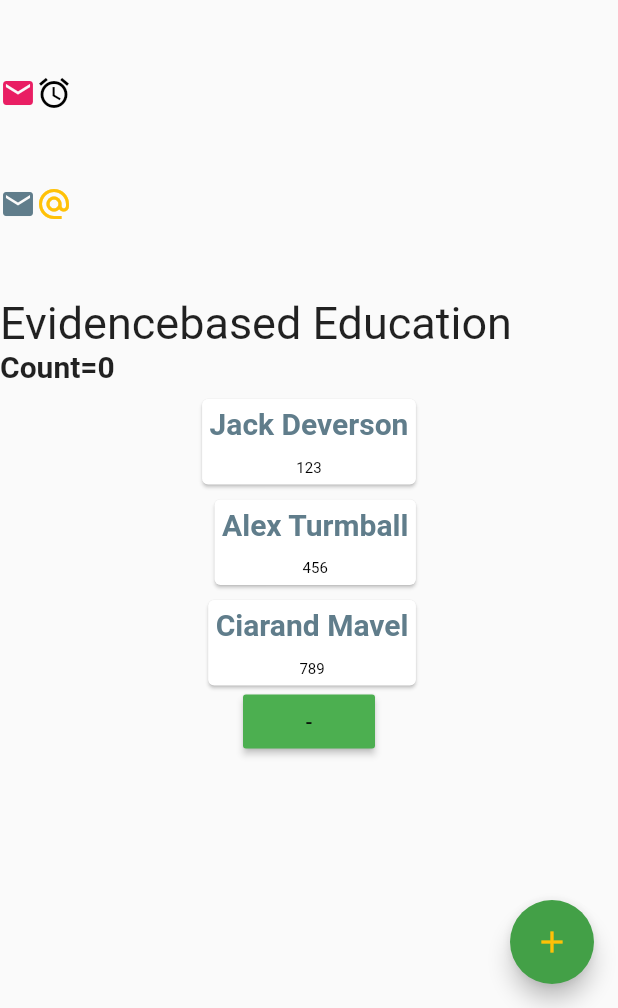
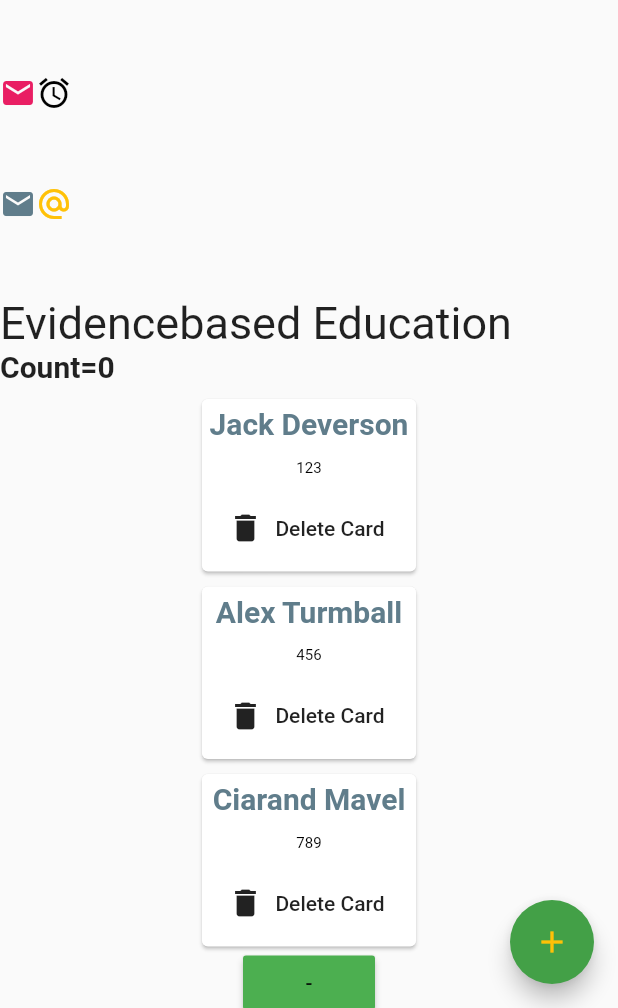
Before and after one commit to ibrahimshbat/first_app, a Flutter app: the screen it shows after launch, on a phone screen of 412 x 824 dp, the part 228-1236 px from its top. Run offline on Flutter 3.47's test engine with Material 2 defaults, Android fonts, the phone set to English and light mode, and no system bars.

Commit message:
Add delete function for card

```diff
--- a/lib/PersonCard.dart
+++ b/lib/PersonCard.dart
@@ -3,7 +3,8 @@ import 'package:flutter/material.dart';
 import 'Person.dart';
 class PersonCard extends StatelessWidget {
   Person person;
-  PersonCard({this.person});
+  Function delete;
+  PersonCard({this.person, this.delete});
 
   @override
   Widget build(BuildContext context) {
@@ -30,6 +31,12 @@ class PersonCard extends StatelessWidget {
                   fontWeight: FontWeight.normal,
                 ),
               ),
+              SizedBox(height: 10,),
+              FlatButton.icon(
+                onPressed: delete,
+                label: Text("Delete Card"),
+                icon: Icon(Icons.delete),
+              )
             ],
           ),
         )
--- a/lib/main.dart
+++ b/lib/main.dart
@@ -129,7 +129,13 @@ class _HomeState extends State<Home> {
           Column(
             crossAxisAlignment: CrossAxisAlignment.end,
             children: people
-                .map((person) => PersonCard(person:person))
+                .map((person) => PersonCard(
+                person:person,
+                delete: (){
+                  setState(() {
+                    people.remove(person);
+                  });
+                }))
                 .toList(),
           ),
           RaisedButton(
```
